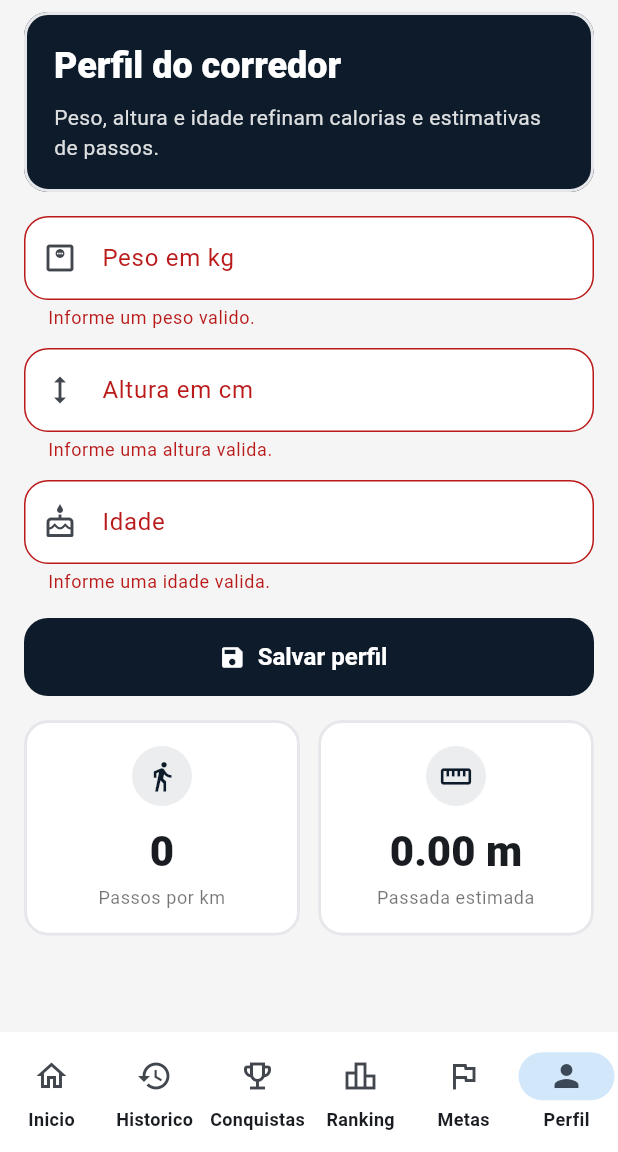
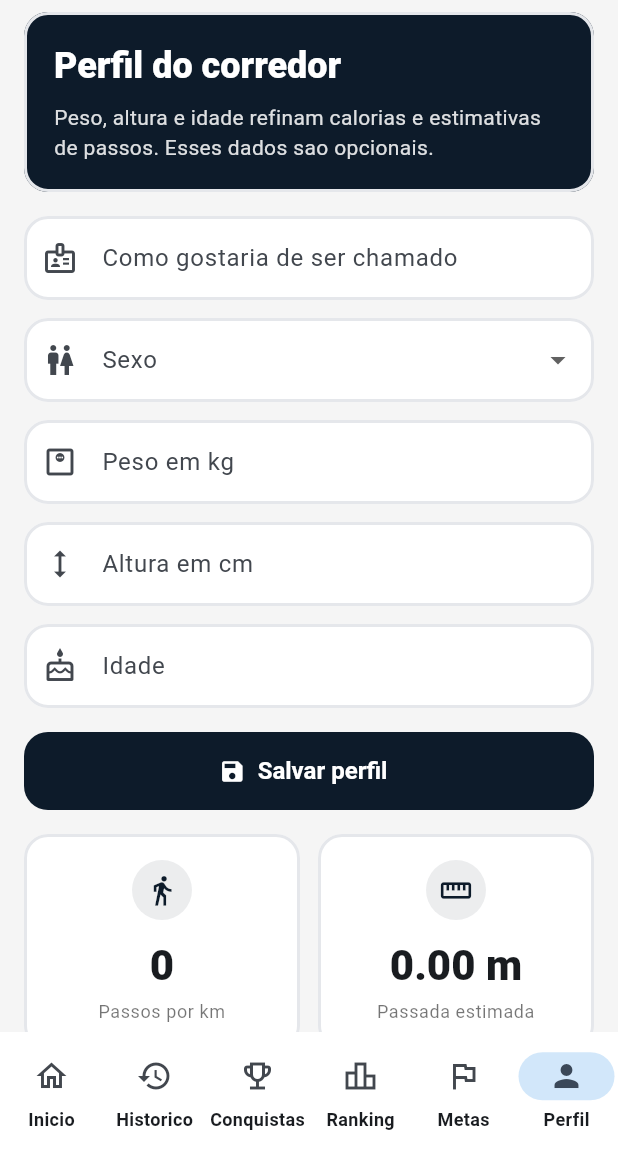
Before and after one commit to martinsantosric-boop/boratreinar, a Flutter app: the screen it shows once a user with an empty profile is signed in, item 6 of the bottom bar chosen, after a tap on "Salvar perfil", on a phone screen of 412 x 824 dp, the part 84-1236 px from its top. Run offline on Flutter 3.47's test engine with Material 3 defaults, Android fonts, the phone set to English and light mode, and no system bars; our stand-ins replace audioplayers, geolocator, pedometer, permission_handler, shared_preferences, supabase_flutter and 2 more; missing offline and left inert: dart:ui_web; accounts and stored records are empty; network calls fail.

Commit message:
adiciona login e cadastro por email

```diff
--- a/lib/models/user_profile.dart
+++ b/lib/models/user_profile.dart
@@ -1,6 +1,14 @@
 class UserProfile {
-  const UserProfile({this.bodyWeightKg = 0, this.heightCm = 0, this.age = 0});
+  const UserProfile({
+    this.displayName = '',
+    this.gender = '',
+    this.bodyWeightKg = 0,
+    this.heightCm = 0,
+    this.age = 0,
+  });
 
+  final String displayName;
+  final String gender;
   final double bodyWeightKg;
   final double heightCm;
   final int age;
@@ -14,8 +22,16 @@ class UserProfile {
 
   int get stepsPerKm => estimateSteps(1000);
 
-  UserProfile copyWith({double? bodyWeightKg, double? heightCm, int? age}) {
+  UserProfile copyWith({
+    String? displayName,
+    String? gender,
+    double? bodyWeightKg,
+    double? heightCm,
+    int? age,
+  }) {
     return UserProfile(
+      displayName: displayName ?? this.displayName,
+      gender: gender ?? this.gender,
       bodyWeightKg: bodyWeightKg ?? this.bodyWeightKg,
       heightCm: heightCm ?? this.heightCm,
       age: age ?? this.age,
@@ -23,11 +39,19 @@ class UserProfile {
   }
 
   Map<String, dynamic> toJson() {
-    return {'bodyWeightKg': bodyWeightKg, 'heightCm': heightCm, 'age': age};
+    return {
+      'displayName': displayName,
+      'gender': gender,
+      'bodyWeightKg': bodyWeightKg,
+      'heightCm': heightCm,
+      'age': age,
+    };
   }
 
   factory UserProfile.fromJson(Map<String, dynamic> json) {
     return UserProfile(
+      displayName: (json['displayName'] as String?)?.trim() ?? '',
+      gender: (json['gender'] as String?)?.trim() ?? '',
       bodyWeightKg: ((json['bodyWeightKg'] as num?) ?? 0).toDouble(),
       heightCm: ((json['heightCm'] as num?) ?? 0).toDouble(),
       age: ((json['age'] as num?) ?? 0).toInt(),
--- a/lib/screens/auth_screen.dart
+++ b/lib/screens/auth_screen.dart
@@ -2,6 +2,7 @@ import 'package:flutter/material.dart';
 
 import '../services/auth_service.dart';
 import '../widgets/bolt_login_media.dart';
+import '../widgets/email_auth_dialog.dart';
 
 class AuthScreen extends StatefulWidget {
   const AuthScreen({super.key});
@@ -31,6 +32,10 @@ class _AuthScreenState extends State<AuthScreen> {
         setState(() => _loading = false);
       }
     }
+  }
+
+  Future<void> _openEmailLogin() {
+    return EmailAuthDialog.show(context);
   }
 
   @override
@@ -183,12 +188,26 @@ class _AuthScreenState extends State<AuthScreen> {
                                 ),
                                 SizedBox(height: compact ? 24 : 32),
                                 FilledButton.icon(
+                                  onPressed: _loading ? null : _openEmailLogin,
+                                  style: FilledButton.styleFrom(
+                                    backgroundColor: const Color(0xFF0D1B2A),
+                                    foregroundColor: Colors.white,
+                                    minimumSize: const Size.fromHeight(52),
+                                  ),
+                                  icon: const Icon(Icons.login),
+                                  label: const Text('Login'),
+                                ),
+                                const SizedBox(height: 12),
+                                FilledButton.icon(
                                   onPressed: _loading
                                       ? null
                                       : _signInWithGoogle,
                                   style: FilledButton.styleFrom(
-                                    backgroundColor: const Color(0xFF0D1B2A),
-                                    foregroundColor: Colors.white,
+                                    backgroundColor: Colors.white,
+                                    foregroundColor: const Color(0xFF0D1B2A),
+                                    side: const BorderSide(
+                                      color: Color(0xFF0D1B2A),
+                                    ),
                                     minimumSize: const Size.fromHeight(52),
                                   ),
                                   icon: _loading
--- a/lib/screens/home_screen.dart
+++ b/lib/screens/home_screen.dart
@@ -61,11 +61,6 @@ class _HomeScreenState extends State<HomeScreen> {
   }
 
   Future<void> _startRun() async {
-    if (!_hasUserProfile) {
-      _requestProfileData();
-      return;
-    }
-
     final run = await Navigator.of(context).push<RunSession>(
       MaterialPageRoute(builder: (_) => ActiveRunScreen(profile: _profile)),
     );
@@ -121,11 +116,11 @@ class _HomeScreenState extends State<HomeScreen> {
   }
 
   void _requestProfileData() {
-    setState(() => _selectedIndex = 3);
+    setState(() => _selectedIndex = 5);
     ScaffoldMessenger.of(context).showSnackBar(
       const SnackBar(
         content: Text(
-          'Informe peso, altura e idade para melhorar as analises.',
+          'Atualize seus dados quando quiser para melhorar as analises.',
         ),
       ),
     );
--- a/lib/screens/profile_screen.dart
+++ b/lib/screens/profile_screen.dart
@@ -19,13 +19,19 @@ class ProfileScreen extends StatefulWidget {
 
 class _ProfileScreenState extends State<ProfileScreen> {
   final _formKey = GlobalKey<FormState>();
+  late final TextEditingController _displayNameController;
   late final TextEditingController _weightController;
   late final TextEditingController _heightController;
   late final TextEditingController _ageController;
+  late String _gender;
 
   @override
   void initState() {
     super.initState();
+    _displayNameController = TextEditingController(
+      text: widget.profile.displayName,
+    );
+    _gender = widget.profile.gender;
     _weightController = TextEditingController(
       text: _formatPositiveDouble(widget.profile.bodyWeightKg, decimals: 1),
     );
@@ -41,6 +47,8 @@ class _ProfileScreenState extends State<ProfileScreen> {
   void didUpdateWidget(covariant ProfileScreen oldWidget) {
     super.didUpdateWidget(oldWidget);
     if (oldWidget.profile == widget.profile) return;
+    _displayNameController.text = widget.profile.displayName;
+    _gender = widget.profile.gender;
     _weightController.text = _formatPositiveDouble(
       widget.profile.bodyWeightKg,
       decimals: 1,
@@ -59,6 +67,7 @@ class _ProfileScreenState extends State<ProfileScreen> {
 
   @override
   void dispose() {
+    _displayNameController.dispose();
     _weightController.dispose();
     _heightController.dispose();
     _ageController.dispose();
@@ -69,9 +78,11 @@ class _ProfileScreenState extends State<ProfileScreen> {
     if (!_formKey.currentState!.validate()) return;
 
     final profile = UserProfile(
-      bodyWeightKg: double.parse(_weightController.text.replaceAll(',', '.')),
-      heightCm: double.parse(_heightController.text.replaceAll(',', '.')),
-      age: int.parse(_ageController.text),
+      displayName: _displayNameController.text.trim(),
+      gender: _gender,
+      bodyWeightKg: _optionalDouble(_weightController.text),
+      heightCm: _optionalDouble(_heightController.text),
+      age: _optionalInt(_ageController.text),
     );
 
     await widget.onSaveProfile(profile);
@@ -84,6 +95,8 @@ class _ProfileScreenState extends State<ProfileScreen> {
   @override
   Widget build(BuildContext context) {
     final profile = UserProfile(
+      displayName: _displayNameController.text.trim(),
+      gender: _gender,
       bodyWeightKg:
           double.tryParse(_weightController.text.replaceAll(',', '.')) ??
           widget.profile.bodyWeightKg,
@@ -113,7 +126,7 @@ class _ProfileScreenState extends State<ProfileScreen> {
                 const SizedBox(height: 8),
                 Text(
                   'Peso, altura e idade refinam calorias e estimativas '
-                  'de passos.',
+                  'de passos. Esses dados sao opcionais.',
                   style: Theme.of(context).textTheme.bodyMedium?.copyWith(
                     color: Colors.white.withValues(alpha: 0.86),
                   ),
@@ -128,6 +141,32 @@ class _ProfileScreenState extends State<ProfileScreen> {
           child: Column(
             children: [
               TextFormField(
+                controller: _displayNameController,
+                textCapitalization: TextCapitalization.words,
+                decoration: const InputDecoration(
+                  labelText: 'Como gostaria de ser chamado',
+                  prefixIcon: Icon(Icons.badge_outlined),
+                ),
+              ),
+              const SizedBox(height: 12),
+              DropdownButtonFormField<String>(
+                value: _gender.isEmpty ? null : _gender,
+                decoration: const InputDecoration(
+                  labelText: 'Sexo',
+                  prefixIcon: Icon(Icons.wc_outlined),
+                ),
+                items: const [
+                  DropdownMenuItem(
+                    value: 'masculino',
+                    child: Text('Masculino'),
+                  ),
+                  DropdownMenuItem(value: 'feminino', child: Text('Feminino')),
+                  DropdownMenuItem(value: 'outros', child: Text('Outros')),
+                ],
+                onChanged: (value) => setState(() => _gender = value ?? ''),
+              ),
+              const SizedBox(height: 12),
+              TextFormField(
                 controller: _weightController,
                 keyboardType: const TextInputType.numberWithOptions(
                   decimal: true,
@@ -138,6 +177,7 @@ class _ProfileScreenState extends State<ProfileScreen> {
                 ),
                 onChanged: (_) => setState(() {}),
                 validator: (value) {
+                  if ((value ?? '').trim().isEmpty) return null;
                   final parsed = double.tryParse(
                     (value ?? '').replaceAll(',', '.'),
                   );
@@ -159,6 +199,7 @@ class _ProfileScreenState extends State<ProfileScreen> {
                 ),
                 onChanged: (_) => setState(() {}),
                 validator: (value) {
+                  if ((value ?? '').trim().isEmpty) return null;
                   final parsed = double.tryParse(
                     (value ?? '').replaceAll(',', '.'),
                   );
@@ -178,6 +219,7 @@ class _ProfileScreenState extends State<ProfileScreen> {
                 ),
                 onChanged: (_) => setState(() {}),
                 validator: (value) {
+                  if ((value ?? '').trim().isEmpty) return null;
                   final parsed = int.tryParse(value ?? '');
                   if (parsed == null || parsed < 10 || parsed > 100) {
                     return 'Informe uma idade valida.';
@@ -218,4 +260,12 @@ class _ProfileScreenState extends State<ProfileScreen> {
       ],
     );
   }
+
+  double _optionalDouble(String value) {
+    return double.tryParse(value.trim().replaceAll(',', '.')) ?? 0;
+  }
+
+  int _optionalInt(String value) {
+    return int.tryParse(value.trim()) ?? 0;
+  }
 }
```
Also changed, not shown: lib/services/auth_service.dart (+28 -0 lines), lib/widgets/email_auth_dialog.dart (added, +348 -0 lines).
